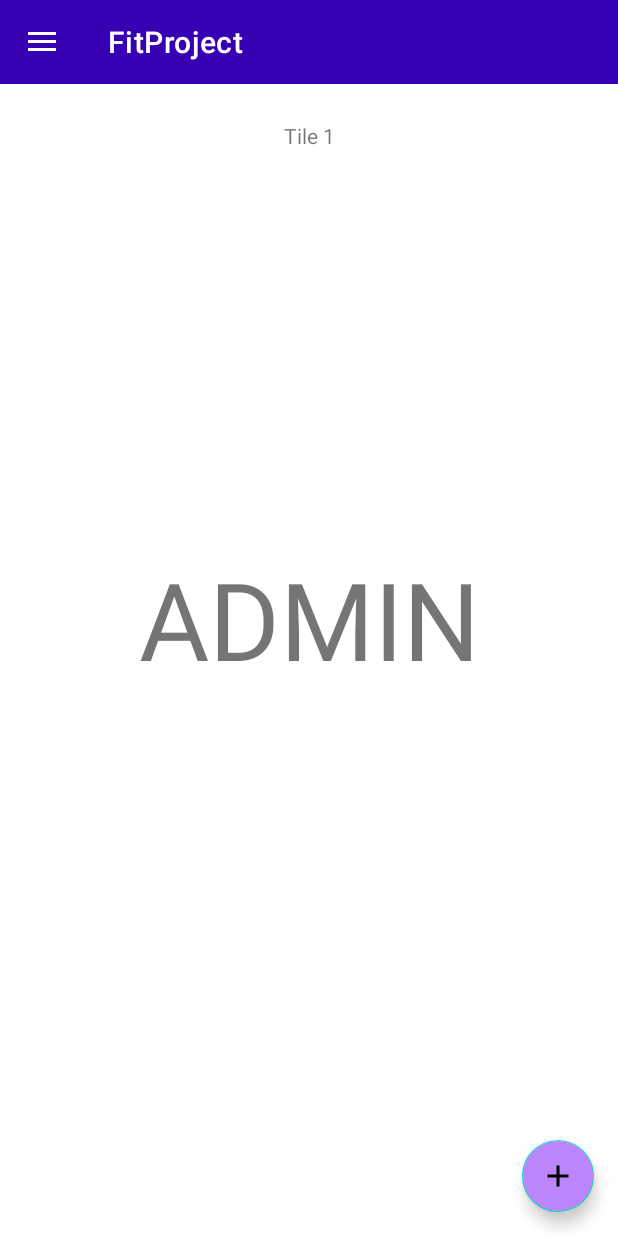
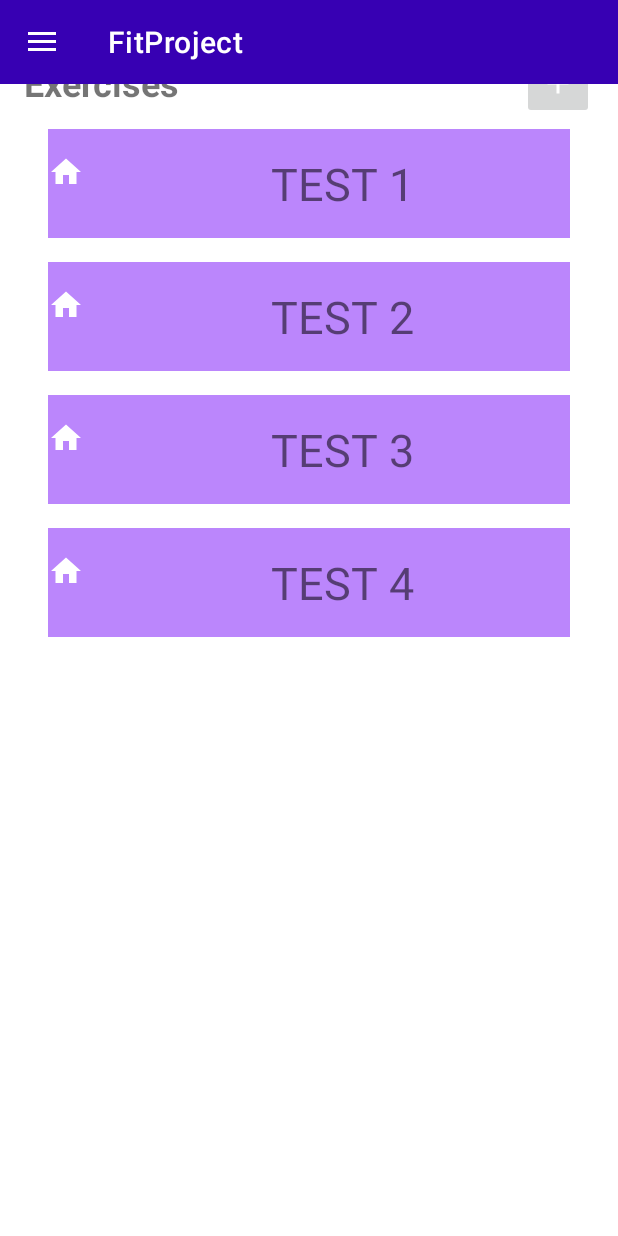
Before and after one commit to khodchenko/FitProject, an Android app: the screen it shows after launch (MainActivity), after a tap on an icon or button, on a phone screen of 412 x 824 dp. Run offline under Robolectric (Android 15) with nearby library versions, the phone set to English and light mode, and no system bars; 4 statements that could not run were skipped.

Commit message:
fixing troubles

```diff
--- a/app/src/main/java/com/example/fitproject/MainActivity.kt
+++ b/app/src/main/java/com/example/fitproject/MainActivity.kt
@@ -12,7 +12,6 @@ import androidx.appcompat.app.ActionBarDrawerToggle
 
 import androidx.fragment.app.Fragment
 import androidx.fragment.app.FragmentManager
-import com.example.fitproject.screens.ExercisesFragment
 import com.example.fitproject.screens.MainFragment
 import com.example.fitproject.screens.MeasurementsFragment
 import com.example.fitproject.screens.ProgramsFragment
--- a/app/src/main/java/com/example/fitproject/NewExerciseFragment.kt
+++ b/app/src/main/java/com/example/fitproject/NewExerciseFragment.kt
@@ -10,18 +10,37 @@ import androidx.recyclerview.widget.LinearLayoutManager
 
 import androidx.recyclerview.widget.RecyclerView
 import com.example.fitproject.adapters.RecyclerViewAdapter
+import com.example.fitproject.databinding.FragmentMainBinding
 import com.example.fitproject.databinding.FragmentNewExerciseBinding
 import com.example.fitproject.model.DataSource
+import com.example.fitproject.model.Exercise
 import com.example.fitproject.model.ExercisesModel
+import com.example.fitproject.screens.MainFragment
 
 
 class NewExerciseFragment : Fragment() {
 
+    companion object{
+        @JvmStatic
+        fun newInstance(): NewExerciseFragment {
+            val args = Bundle().apply {
+                //putInt (key,value)
+                //putString (key, value)
+            }
+            val fragment = NewExerciseFragment()
+            fragment.arguments = args
+            return fragment
+        }
+    }
+
     private lateinit var binding: FragmentNewExerciseBinding
+
     private lateinit var recyclerAdapter: RecyclerViewAdapter
-    private lateinit var exercisesList: ArrayList<ExercisesModel>
+    lateinit var exercisesList: ArrayList<Exercise>
     private lateinit var recyclerview: RecyclerView
     private lateinit var addNewExerciseButton: ImageButton
+
+
 
 
     override fun onCreateView(
@@ -34,12 +53,28 @@ class NewExerciseFragment : Fragment() {
 
     override fun onViewCreated(view: View, savedInstanceState: Bundle?) {
         super.onViewCreated(view, savedInstanceState)
+        binding = FragmentNewExerciseBinding.bind(view)
 
-        val data: DataSource
-        val recyclerAdapter = RecyclerViewAdapter(exercisesList)
-        val layoutManager = LinearLayoutManager(activity)
-        recyclerAdapter.layoutManager = layoutManager
-        recyclerAdapter.adapter = recyclerAdapter
-
+//        exercisesList.add(Exercise(1,"test test", R.drawable.ic_calendar,"test description"))
+//        exercisesList.add(Exercise(2,"test test", R.drawable.ic_calendar,"test description"))
+//        exercisesList.add(Exercise(3,"test test", R.drawable.ic_calendar,"test description"))
+//        exercisesList.add(Exercise(4,"test test", R.drawable.ic_calendar,"test description"))
+//        exercisesList.add(Exercise(5,"test test", R.drawable.ic_calendar,"test description"))
+//        exercisesList.add(Exercise(6,"test test", R.drawable.ic_calendar,"test description"))
+//        exercisesList.add(Exercise(7,"test test", R.drawable.ic_calendar,"test description"))
+//        exercisesList.add(Exercise(8,"test test", R.drawable.ic_calendar,"test description"))
+//        exercisesList.add(Exercise(9,"test test", R.drawable.ic_calendar,"test description"))
+//        exercisesList.add(Exercise(10,"test test", R.drawable.ic_calendar,"test description"))
+//        exercisesList.add(Exercise(11,"test test", R.drawable.ic_calendar,"test description"))
+//
+//
+//        //val dataSource = DataSource
+//        //val exerciseList = dataSource.getDataSource(exercisesList)
+//
+        recyclerAdapter = RecyclerViewAdapter()
+        recyclerview = binding.recyclerView
+        recyclerview.layoutManager = LinearLayoutManager(requireContext())
+        recyclerview.adapter = recyclerAdapter
+        recyclerview.setHasFixedSize(true)
     }
 }
--- a/app/src/main/java/com/example/fitproject/adapters/RecyclerViewAdapter.kt
+++ b/app/src/main/java/com/example/fitproject/adapters/RecyclerViewAdapter.kt
@@ -3,21 +3,26 @@ package com.example.fitproject.adapters
 import android.view.LayoutInflater
 import android.view.View
 import android.view.ViewGroup
+import android.widget.ImageView
 import android.widget.TextView
 import androidx.recyclerview.widget.RecyclerView
 import com.bumptech.glide.Glide
 import com.example.fitproject.R
 import com.example.fitproject.databinding.AddExersiceItemBinding
 import com.example.fitproject.model.Exercise
+import com.example.fitproject.model.ExercisesModel
 
-class RecyclerViewAdapter(private val dataSet: Array<String>) :  RecyclerView.Adapter<RecyclerViewAdapter.ViewHolder>(){
+class RecyclerViewAdapter() :  RecyclerView.Adapter<RecyclerViewAdapter.ViewHolder>(){
+    private val dataSet: ArrayList<ExercisesModel> = ExercisesModel.createBaseList(20)
 
     class ViewHolder(view: View) : RecyclerView.ViewHolder(view) {
         val textView: TextView
+        val imageView: ImageView
 
         init {
             // Define click listener for the ViewHolder's View.
             textView = view.findViewById(R.id.tv_exersiceItem)
+            imageView = view.findViewById(R.id.iv_exerciseItem)
         }
     }
 
@@ -33,10 +38,11 @@ class RecyclerViewAdapter(private val dataSet: Array<String>) :  RecyclerView.Ad
 
     // Replace the contents of a view (invoked by the layout manager)
     override fun onBindViewHolder(viewHolder: ViewHolder, position: Int) {
-
+        val currentItem = dataSet[position]
         // Get element from your dataset at this position and replace the
         // contents of the view with that element
-        viewHolder.textView.text = dataSet[position]
+        viewHolder.textView.text = currentItem.exerciseName
+        viewHolder.imageView.setImageResource(currentItem.exerciseImage)  //todo change to specific image
     }
 
     // Return the size of your dataset (invoked by the layout manager)
--- a/app/src/main/java/com/example/fitproject/screens/MainFragment.kt
+++ b/app/src/main/java/com/example/fitproject/screens/MainFragment.kt
@@ -1,7 +1,6 @@
 package com.example.fitproject.screens
 
-import android.app.Activity
-import android.content.Intent
+
 
 import android.os.Bundle
 import android.view.View
@@ -9,23 +8,40 @@ import android.view.animation.Animation
 import android.view.animation.AnimationUtils
 import android.widget.TextView
 import android.widget.Toast
-import androidx.activity.result.ActivityResult
-import androidx.activity.result.contract.ActivityResultContracts
+
 import androidx.appcompat.widget.AppCompatTextView
 import androidx.fragment.app.Fragment
+import androidx.fragment.app.FragmentManager
 import androidx.viewpager2.widget.ViewPager2
 import com.example.fitproject.NewExerciseFragment
 import com.example.fitproject.R
 import com.example.fitproject.adapters.ViewPagerAdapter
+import com.example.fitproject.databinding.FragmentMainBinding
+
 import com.google.android.material.floatingactionbutton.FloatingActionButton
+import com.google.android.material.navigation.NavigationView
+import java.lang.Exception
 
 
 class MainFragment : Fragment(R.layout.fragment_main) {
 
+    private var binding: FragmentMainBinding? = null
+    lateinit var navigationView: NavigationView
     private var datesList = mutableListOf<String>()
 
     companion object {
         const val userNameKey = "USER_NAME"
+
+        @JvmStatic
+        fun newInstance(): MainFragment {
+            val args = Bundle().apply {
+                //putInt (key,value)
+                //putString (key, value)
+            }
+            val fragment = MainFragment()
+            fragment.arguments = args
+            return fragment
+        }
     }
 
 
@@ -60,44 +76,49 @@ class MainFragment : Fragment(R.layout.fragment_main) {
         super.onCreate(savedInstanceState)
 
         postToList()
-
-
     }
 
 
     override fun onViewCreated(view: View, savedInstanceState: Bundle?) {
         super.onViewCreated(view, savedInstanceState)
 
-        val startForResult = registerForActivityResult(ActivityResultContracts.StartActivityForResult()) { result: ActivityResult ->
-            if (result.resultCode == Activity.RESULT_OK) {
-                val intent = result.data
-                //todo Handle the Intent
-            }
-        }
+        binding = FragmentMainBinding.bind(view)
 
-        view.findViewById<ViewPager2>(R.id.view_pager2).adapter =ViewPagerAdapter(datesList)
-        view.findViewById<ViewPager2>(R.id.view_pager2).orientation = ViewPager2.ORIENTATION_HORIZONTAL
 
-        view.findViewById<AppCompatTextView>(R.id.mainNameTextView).text = arguments?.getString(
+        binding!!.viewPager2.adapter = ViewPagerAdapter(datesList)
+        binding!!.viewPager2.orientation =
+            ViewPager2.ORIENTATION_HORIZONTAL
+
+        binding!!.mainNameTextView.text = arguments?.getString(
             userNameKey
         )
 
-        view.findViewById<FloatingActionButton>(R.id.fab_main).setOnClickListener {
+        binding!!.fabMain.setOnClickListener {
             onFabClicked()
         }
-        view.findViewById<FloatingActionButton>(R.id.fab_addNewExercise).setOnClickListener {
-            //todo change to fragment
+        binding!!.fabAddNewExercise.setOnClickListener {
             //todo change to navigation
-            startForResult.launch(Intent(activity, NewExerciseFragment::class.java))
+            var fragment: Fragment? = null
+            val fragmentManager: FragmentManager = requireActivity().supportFragmentManager
+            val fragmentClass = NewExerciseFragment
+            try {
+                fragment = fragmentClass.newInstance() as Fragment
+            } catch (e: Exception) {
+                e.printStackTrace()
+            }
+            if (fragment != null) {
+            fragmentManager.beginTransaction().replace(R.id.containerView, fragment).commit()
+            }
         }
-        view.findViewById<FloatingActionButton>(R.id.fab_second).setOnClickListener {
+        binding!!.fabSecond.setOnClickListener {
             Toast.makeText(activity, "SECOND BUTTON CLICKED", Toast.LENGTH_SHORT).show()
         }
-        view.findViewById<FloatingActionButton>(R.id.fab_third).setOnClickListener {
+        binding!!.fabThird.setOnClickListener {
             Toast.makeText(activity, "THIRD BUTTON CLICKED", Toast.LENGTH_SHORT).show()
         }
 
     }
+
 
     private fun onFabClicked() {
         setVisibility(fabClicked)
@@ -108,14 +129,16 @@ class MainFragment : Fragment(R.layout.fragment_main) {
     //todo make it shorter
     private fun setVisibility(fabClicked: Boolean) {
         if (!fabClicked) {
-            view?.findViewById<FloatingActionButton>(R.id.fab_addNewExercise)?.visibility = View.VISIBLE
+            view?.findViewById<FloatingActionButton>(R.id.fab_addNewExercise)?.visibility =
+                View.VISIBLE
             view?.findViewById<FloatingActionButton>(R.id.fab_second)?.visibility = View.VISIBLE
             view?.findViewById<FloatingActionButton>(R.id.fab_third)?.visibility = View.VISIBLE
             view?.findViewById<TextView>(R.id.textView)?.visibility = View.VISIBLE
             view?.findViewById<TextView>(R.id.textView2)?.visibility = View.VISIBLE
             view?.findViewById<TextView>(R.id.textView3)?.visibility = View.VISIBLE
-        } else{
-            view?.findViewById<FloatingActionButton>(R.id.fab_addNewExercise)?.visibility = View.INVISIBLE
+        } else {
+            view?.findViewById<FloatingActionButton>(R.id.fab_addNewExercise)?.visibility =
+                View.INVISIBLE
             view?.findViewById<FloatingActionButton>(R.id.fab_second)?.visibility = View.INVISIBLE
             view?.findViewById<FloatingActionButton>(R.id.fab_third)?.visibility = View.INVISIBLE
             view?.findViewById<TextView>(R.id.textView)?.visibility = View.INVISIBLE
@@ -125,16 +148,18 @@ class MainFragment : Fragment(R.layout.fragment_main) {
     }
 
     private fun setAnimation(fabClicked: Boolean) {
-        if(!fabClicked){
-            view?.findViewById<FloatingActionButton>(R.id.fab_addNewExercise)?.startAnimation(fromBottom)
+        if (!fabClicked) {
+            view?.findViewById<FloatingActionButton>(R.id.fab_addNewExercise)
+                ?.startAnimation(fromBottom)
             view?.findViewById<FloatingActionButton>(R.id.fab_second)?.startAnimation(fromBottom)
             view?.findViewById<FloatingActionButton>(R.id.fab_third)?.startAnimation(fromBottom)
             view?.findViewById<TextView>(R.id.textView)?.startAnimation(fromBottom)
             view?.findViewById<TextView>(R.id.textView2)?.startAnimation(fromBottom)
             view?.findViewById<TextView>(R.id.textView3)?.startAnimation(fromBottom)
             view?.findViewById<FloatingActionButton>(R.id.fab_main)?.startAnimation(rotateOpen)
-        }else{
-            view?.findViewById<FloatingActionButton>(R.id.fab_addNewExercise)?.startAnimation(toBottom)
+        } else {
+            view?.findViewById<FloatingActionButton>(R.id.fab_addNewExercise)
+                ?.startAnimation(toBottom)
             view?.findViewById<FloatingActionButton>(R.id.fab_second)?.startAnimation(toBottom)
             view?.findViewById<FloatingActionButton>(R.id.fab_third)?.startAnimation(toBottom)
             view?.findViewById<TextView>(R.id.textView)?.startAnimation(toBottom)
@@ -144,15 +169,20 @@ class MainFragment : Fragment(R.layout.fragment_main) {
         }
     }
 
-    private fun addToList(date:String){
+    private fun addToList(date: String) {
         datesList.add(date)
     }
 
-    private fun postToList(){
-        for (i in 1..5){
+    private fun postToList() {
+        for (i in 1..5) {
             addToList("Tile $i")
         }
     }
 
+    override fun onDestroyView() {
+        super.onDestroyView()
+        binding = null
+    }
+
 
 }
--- a/app/src/main/res/layout/fragment_main.xml
+++ b/app/src/main/res/layout/fragment_main.xml
@@ -117,4 +117,5 @@
         app:layout_constraintTop_toTopOf="@+id/fab_addNewExercise" />
 
 
+
 </androidx.constraintlayout.widget.ConstraintLayout>
--- a/app/src/main/res/navigation/nav_graph_application.xml
+++ b/app/src/main/res/navigation/nav_graph_application.xml
@@ -23,6 +23,9 @@
         <action
             android:id="@+id/action_mainFragment_to_measurementsFragment"
             app:destination="@id/measurementsFragment" />
+        <action
+            android:id="@+id/action_mainFragment_to_newExerciseFragment"
+            app:destination="@id/newExerciseFragment" />
     </fragment>
 
     <!--Add popUpTo to deny back button-->
@@ -68,4 +71,17 @@
         android:name="com.example.fitproject.screens.MeasurementsFragment"
         android:label="fragment_measurements"
         tools:layout="@layout/fragment_measurements" />
+    <fragment
+        android:id="@+id/newExerciseFragment"
+        android:name="com.example.fitproject.NewExerciseFragment"
+        android:label="fragment_new_exercise"
+        tools:layout="@layout/fragment_new_exercise" >
+        <action
+            android:id="@+id/action_newExerciseFragment_to_noticeDialogFragment"
+            app:destination="@id/noticeDialogFragment" />
+    </fragment>
+    <fragment
+        android:id="@+id/noticeDialogFragment"
+        android:name="com.example.fitproject.NoticeDialogFragment"
+        android:label="NoticeDialogFragment" />
 </navigation>
```
Lines whose indentation alone changed are shown as unchanged.
